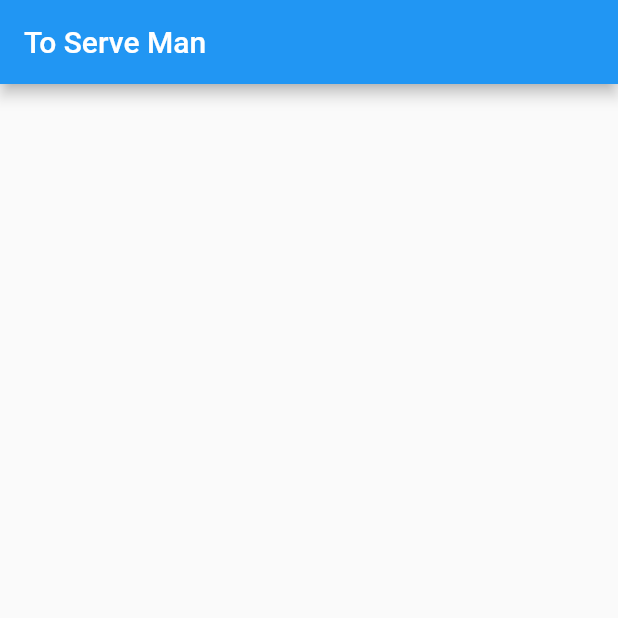
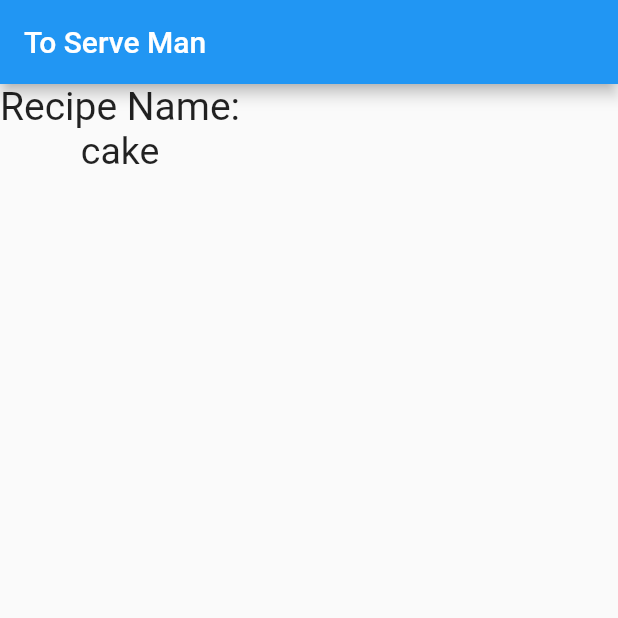
Before and after one commit to jfdoyle3/to_serve_man_flutter, a Flutter app: the screen it shows after launch, on a phone screen of 412 x 824 dp, the top half of it. Run offline on Flutter 3.47's test engine with Material 2 defaults, Android fonts, the phone set to English and light mode, and no system bars.

Commit message:
Have the Recipe Name displaying on Page.

```diff
--- a/lib/main.dart
+++ b/lib/main.dart
@@ -1,7 +1,10 @@
 import 'package:flutter/material.dart';
+import 'Models/ingredient.dart';
+import 'Models/recipe.dart';
+
 
 void main() {
-  runApp(MyApp());
+   runApp(MyApp());
   // Recipe cake=Recipe('cake',
   //     [Ingredient(name: 'egg',amount: 1),
   //      Ingredient(name: 'flour',amount: 4, measurement: 'cups'),],
@@ -18,7 +21,7 @@ void main() {
   //
   // for(String step in cake.steps) {
   //   print(step);
-  //}
+  // }
 }
 
 class MyApp extends StatefulWidget {
@@ -31,6 +34,11 @@ class MyApp extends StatefulWidget {
 }
 
 class _MyAppState extends State<MyApp> {
+  Recipe cake=Recipe('cake',
+      [Ingredient(name: 'egg',amount: 1),
+       Ingredient(name: 'flour',amount: 4, measurement: 'cups'),],
+      ['mix ingredient','put batter in pan']);
+
   @override
   Widget build(BuildContext context) {
     return MaterialApp(
@@ -38,6 +46,19 @@ class _MyAppState extends State<MyApp> {
         appBar: AppBar(
           title: const Text('To Serve Man'),
         ),
+        body: Column(
+         children: [
+           const Text(
+             'Recipe Name:',
+           style: TextStyle(fontSize:  26)
+           ),
+           Text(
+             cake.recipeName,
+             style: TextStyle(fontSize: 25),
+           ),
+
+         ],
+        ),
       ),
     );
   }
```
